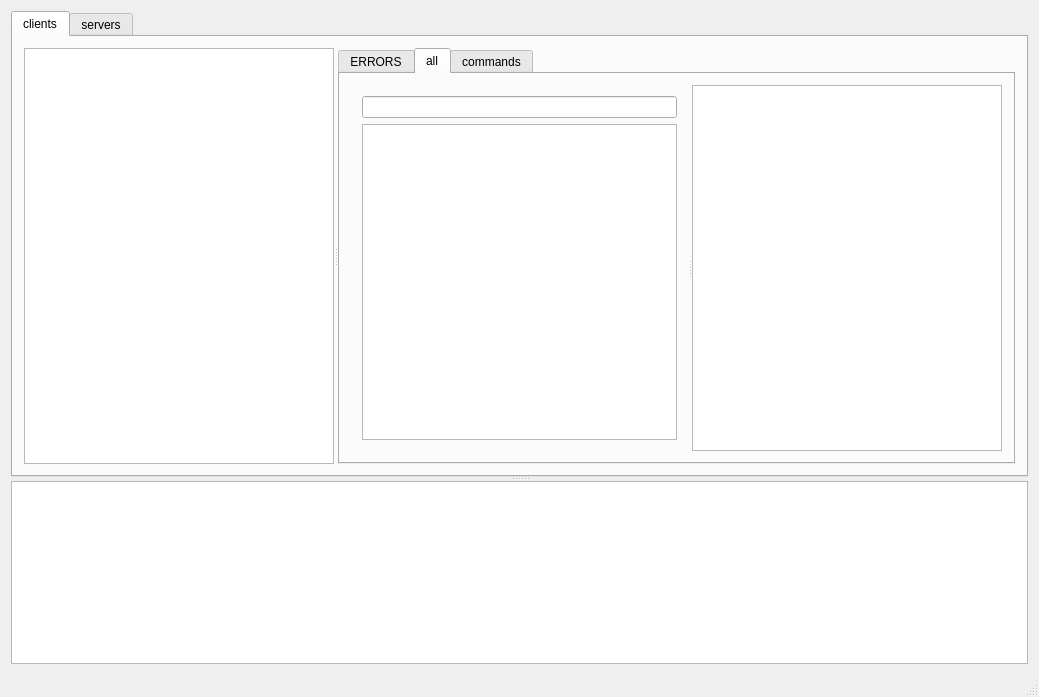
Old version of the form examples/qt/monitor/src/monitor.ui in the repository jleahred/maiquel-toolkit-cpp.
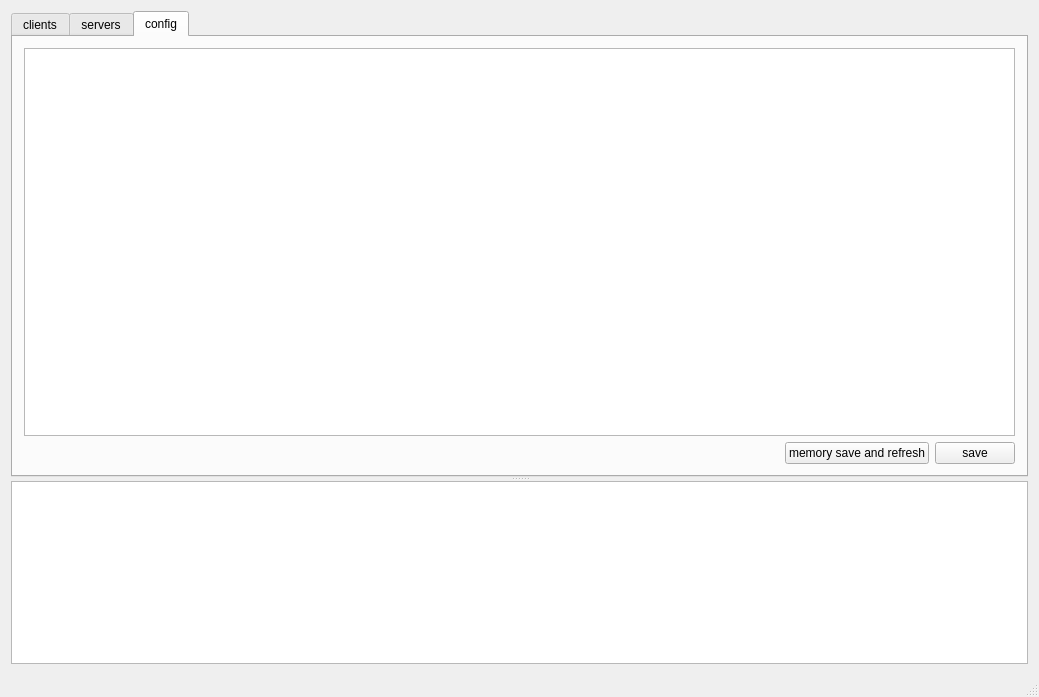
New version of the form. The open tabs and pages were chosen to show the change. Custom widgets are drawn as their Qt base class.

Commit message: modif MONITOR  configuration file with rules error2warning and broker address

What changed in the file:
```diff
--- a/examples/qt/monitor/src/monitor.ui
+++ b/examples/qt/monitor/src/monitor.ui
@@ -99,7 +99,7 @@
                  <property name="orientation">
                   <enum>Qt::Horizontal</enum>
                  </property>
-                 <widget class="QWidget" name="">
+                 <widget class="QWidget" name="layoutWidget">
                   <layout class="QVBoxLayout" name="verticalLayout_5">
                    <item>
                     <widget class="QLineEdit" name="filter_client_all"/>
@@ -295,6 +295,54 @@
          </item>
         </layout>
        </widget>
+       <widget class="QWidget" name="tab_6">
+        <attribute name="title">
+         <string>config</string>
+        </attribute>
+        <layout class="QVBoxLayout" name="verticalLayout_10">
+         <item>
+          <widget class="QPlainTextEdit" name="config_text">
+           <property name="styleSheet">
+            <string notr="true"/>
+           </property>
+           <property name="lineWrapMode">
+            <enum>QPlainTextEdit::NoWrap</enum>
+           </property>
+          </widget>
+         </item>
+         <item>
+          <layout class="QHBoxLayout" name="horizontalLayout_2">
+           <item>
+            <spacer name="horizontalSpacer">
+             <property name="orientation">
+              <enum>Qt::Horizontal</enum>
+             </property>
+             <property name="sizeHint" stdset="0">
+              <size>
+               <width>40</width>
+               <height>20</height>
+              </size>
+             </property>
+            </spacer>
+           </item>
+           <item>
+            <widget class="QPushButton" name="mem_save_refresh">
+             <property name="text">
+              <string>memory save and refresh</string>
+             </property>
+            </widget>
+           </item>
+           <item>
+            <widget class="QPushButton" name="pb_save">
+             <property name="text">
+              <string>save</string>
+             </property>
+            </widget>
+           </item>
+          </layout>
+         </item>
+        </layout>
+       </widget>
       </widget>
       <widget class="QTableAlarms" name="alarms_all_errors">
        <property name="selectionBehavior">
```
Left out of the diff: 2 changed lines with no effect on the pictures. The commit also changes 13 other files.
